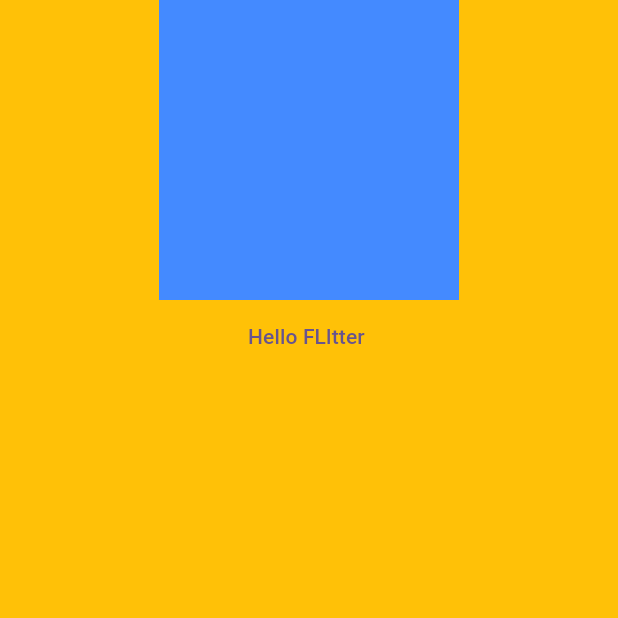
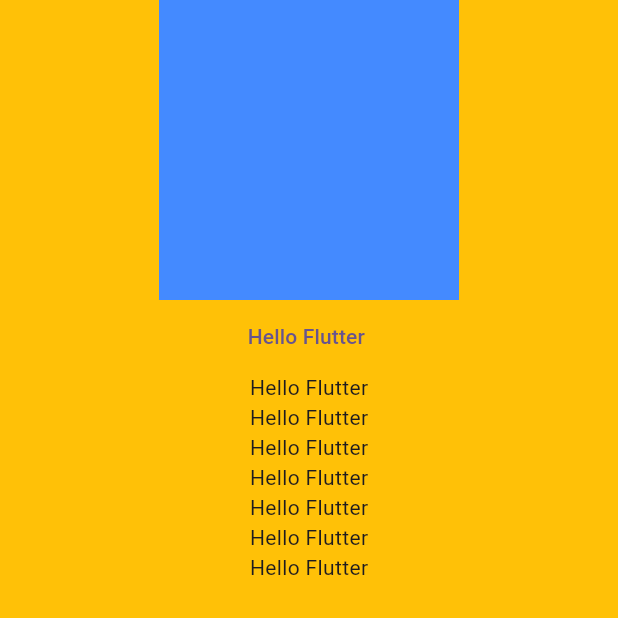
Before and after one commit to Rokonuzzaman111/GitHub-Test-App, a Flutter app: the HomePage screen opened directly, on a phone screen of 412 x 824 dp, the top half of it. Run offline on Flutter 3.47's test engine with Material 3 defaults, Android fonts, the phone set to English and light mode, and no system bars.

Commit message:
add 7 new Hello Flutter Text

```diff
--- a/lib/home.dart
+++ b/lib/home.dart
@@ -24,8 +24,18 @@
           (onPressed: (){
 
           },
-          child: Text("Hello FLltter ")
-          )
+          child: Text("Hello Flutter ")
+          ),
+          Text("Hello Flutter"),
+           Text("Hello Flutter"),
+
+            Text("Hello Flutter"),
+             Text("Hello Flutter"),
+              Text("Hello Flutter"),
+               Text("Hello Flutter"),
+
+                Text("Hello Flutter"),
+
         ],
       ),
       backgroundColor: Colors.amber,
```
